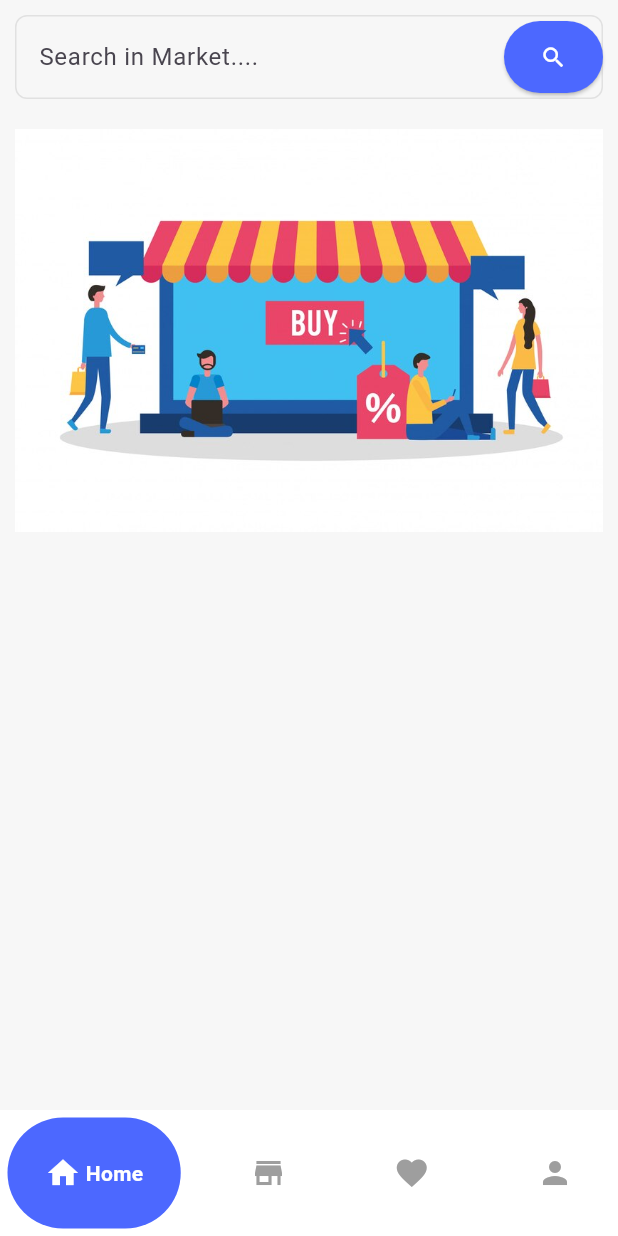
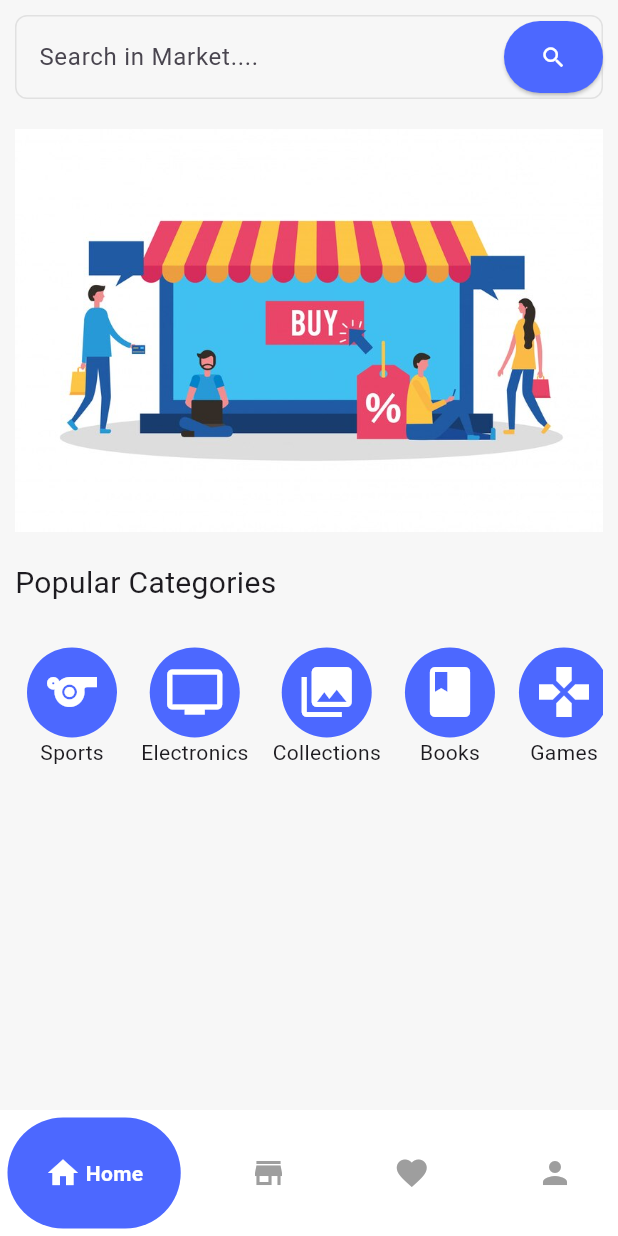
Before and after one commit to Ananhamdy11/e-commerce_app, a Flutter app: the MainHomeView screen opened directly, on a phone screen of 412 x 824 dp. Run offline on Flutter 3.47's test engine with Material 3 defaults, Android fonts, the phone set to English and light mode, and no system bars; drawn by our look-alikes of google_nav_bar; our stand-ins replace flutter_bloc.

Commit message:
add categories list in home view

```diff
--- a/lib/feautres/nav bar/presentation/views/widgets/home_view.dart
+++ b/lib/feautres/nav bar/presentation/views/widgets/home_view.dart
@@ -13,10 +13,56 @@ class HomeView extends StatelessWidget {
         children:[
          const CustomSearchField(),
           const SizedBox(height: 20,),
-           Image.asset('assets/images/buy.jpg'),
+          Image.asset('assets/images/buy.jpg'),
+          const SizedBox(height: 20,),
+          const Text('Popular Categories',style: TextStyle(
+            fontSize: 20,
+          ),),
+         const SizedBox(height: 20,),
+         SizedBox(
+          height: 100,
+           child: ListView.builder(
+            scrollDirection: Axis.horizontal,
+             itemCount: categories.length,
+             itemBuilder: (BuildContext context, int index) {
+               return Padding(
+                 padding: const EdgeInsets.all(8.0),
+                 child: Column(
+                   children: [
+                     CircleAvatar(
+                      radius: 30,
+
+                      backgroundColor: AppColors.kPrimaryColor,
+                       child: Icon(categories[index].icon,color: AppColors.kWhiteColor,size: 40,),
+                     ),
+                     Text(categories[index].title),
+                   ],
+                 ),
+
+               )  ;
+             },
+           ),
+         ),
+
 
         ],
       ),
     );
   }
 }
+List <Category> categories = [
+  Category(icon: Icons.sports, title: 'Sports'),
+  Category(icon: Icons.tv, title: 'Electronics'),
+  Category(icon: Icons.collections, title: 'Collections'),
+  Category(icon: Icons.book, title: 'Books'),
+  Category(icon: Icons.games, title: 'Games'),
+  Category(icon: Icons.bike_scooter, title: 'Bikes'),
+
+];
+class Category{
+  final IconData icon;
+  final String title;
+
+  Category({required this.icon, required this.title});
+
+}
```
